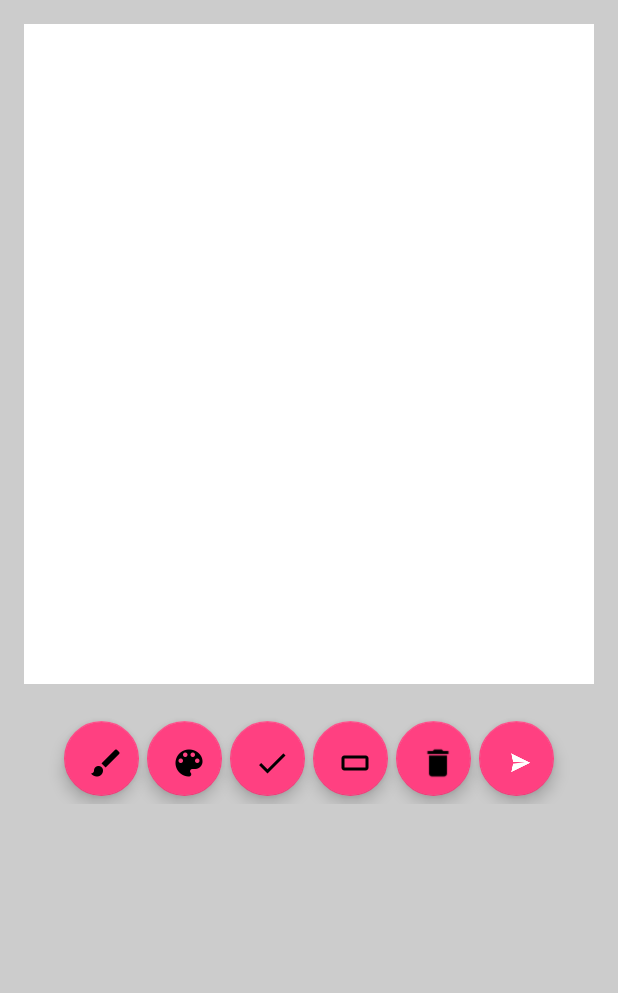
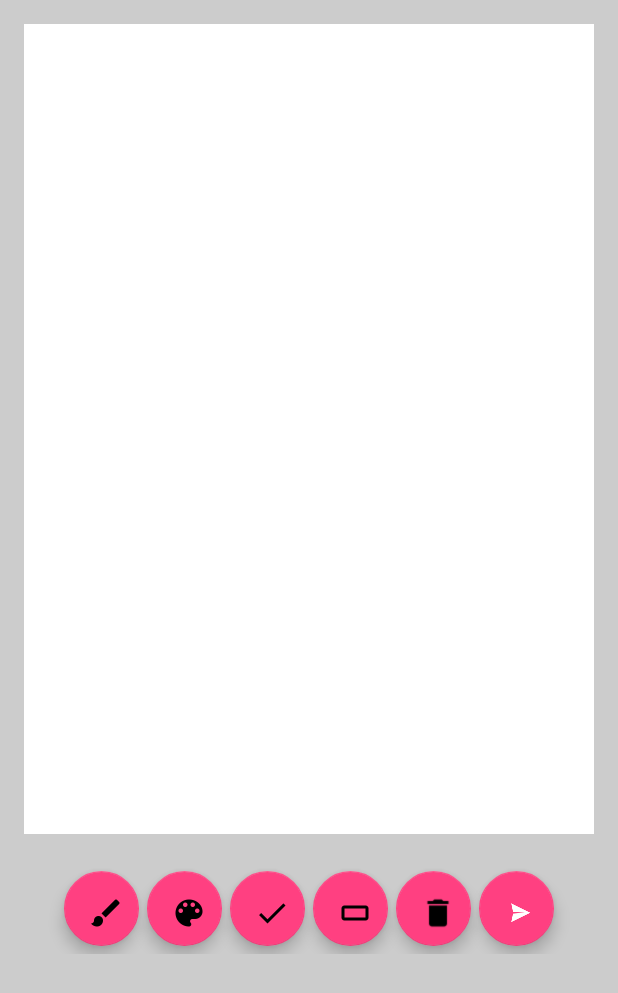
Before and after one commit to MadelynTav/PaintApp, an Android app: the screen it shows after launch (MainActivity), on a phone screen of 412 x 824 dp. Shown: the top 993 px of the screen. Run offline under Robolectric (Android 15) with nearby library versions, the phone set to English and light mode, and no system bars.

Commit message:
optimized layout for nexus 5x screen size

```diff
--- a/app/src/main/res/layout/content_main.xml
+++ b/app/src/main/res/layout/content_main.xml
@@ -11,7 +11,7 @@
 
     <nyc.apprentice.madelyntavarez.paintapp.CustomView
         android:layout_width="fill_parent"
-        android:layout_height="440dp"
+        android:layout_height="540dp"
         android:id="@+id/drawing_view"
         android:background="#FFFFFF"
         android:layout_marginBottom="20dp" />
```
